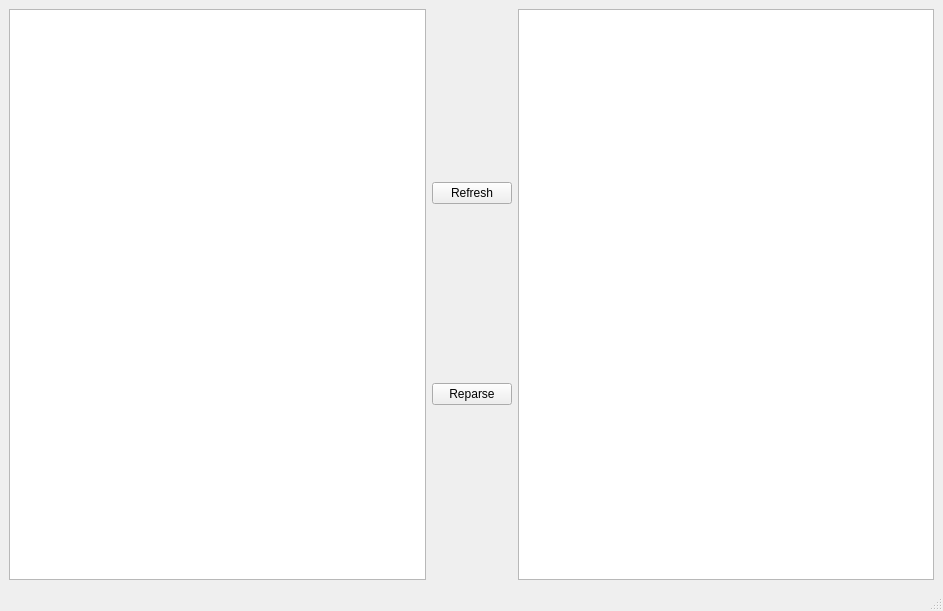
Before: the Qt Designer form node_editor/gui.ui in softdevteam/eco, drawn with Qt 5.
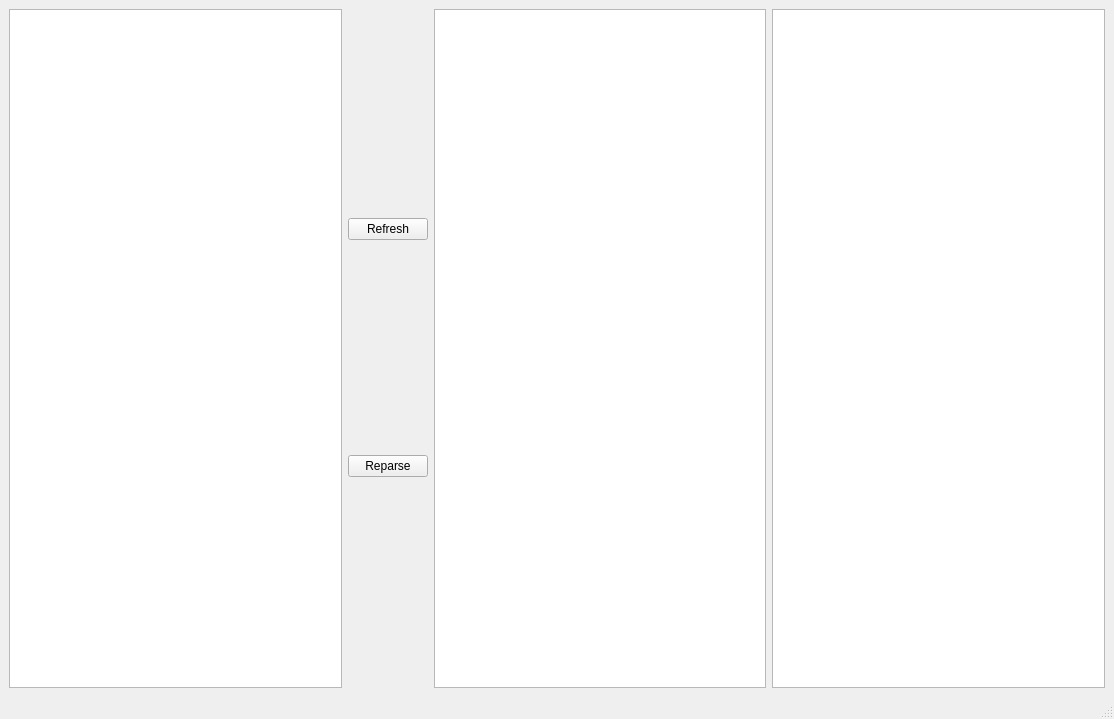
After: the same form once the commit is applied. Custom widgets are drawn as their Qt base class.

```diff
--- a/node_editor/gui.ui
+++ b/node_editor/gui.ui
@@ -6,8 +6,8 @@
    <rect>
     <x>0</x>
     <y>0</y>
-    <width>943</width>
-    <height>611</height>
+    <width>1114</width>
+    <height>719</height>
    </rect>
   </property>
   <property name="sizePolicy">
@@ -52,6 +52,9 @@
       </item>
      </layout>
     </item>
+    <item row="0" column="6">
+     <widget class="QGraphicsView" name="graphicsView_2"/>
+    </item>
    </layout>
   </widget>
   <widget class="QMenuBar" name="menubar">
```
Left out of the diff: 2 changed lines with no effect on the pictures.
